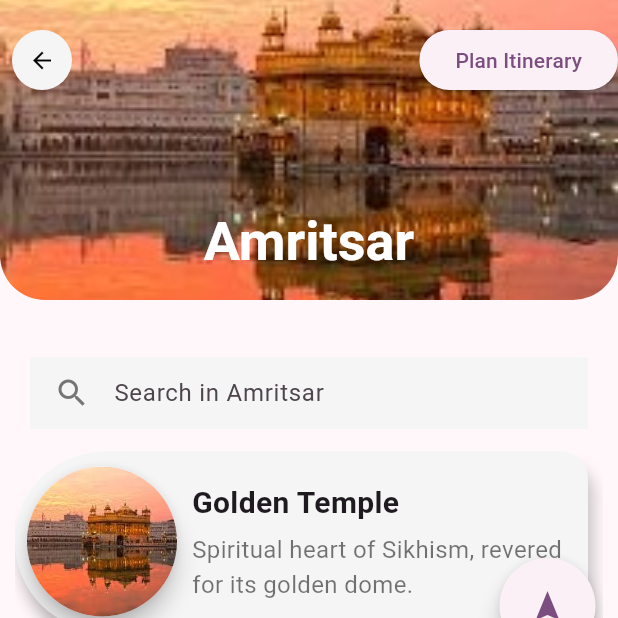
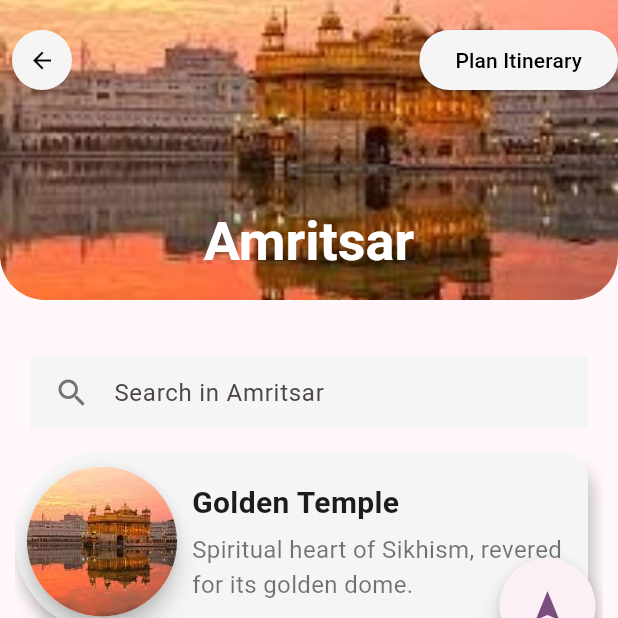
Before and after one commit to rajinderpalsingh2001/the_punjab_tourism, a Flutter app: the screen it shows after launch, after a tap on "Amritsar", on a phone screen of 412 x 824 dp, the top half of it. Run offline on Flutter 3.47's test engine with Material 3 defaults, Android fonts, the light colour scheme and no system bars; our stand-ins replace cached_network_image, flutter_gemini, get; network calls fail.

Commit message:
change button color

```diff
--- a/lib/ui/places_ui.dart
+++ b/lib/ui/places_ui.dart
@@ -58,10 +58,14 @@ class _CityPlacesUIState extends State<CityPlacesUI> {
         ),
         actions: [
           ElevatedButton(
+            style: ElevatedButton.styleFrom(
+              foregroundColor: ColorConstants.LIGHT_GREY,
+              backgroundColor: ColorConstants.LIGHT_GREY
+            ),
                   onPressed: () {
                     Get.to(() => ItineraryUI(cityName: widget.city.cityName));
                   },
-                  child: Text("Plan Itinerary"))
+                  child: Text("Plan Itinerary", style: TextStyle(color: Colors.black),))
         ],
         body: Padding(
           padding: const EdgeInsets.only(left: 10.0, right: 10.0, top: 10.0),
```
